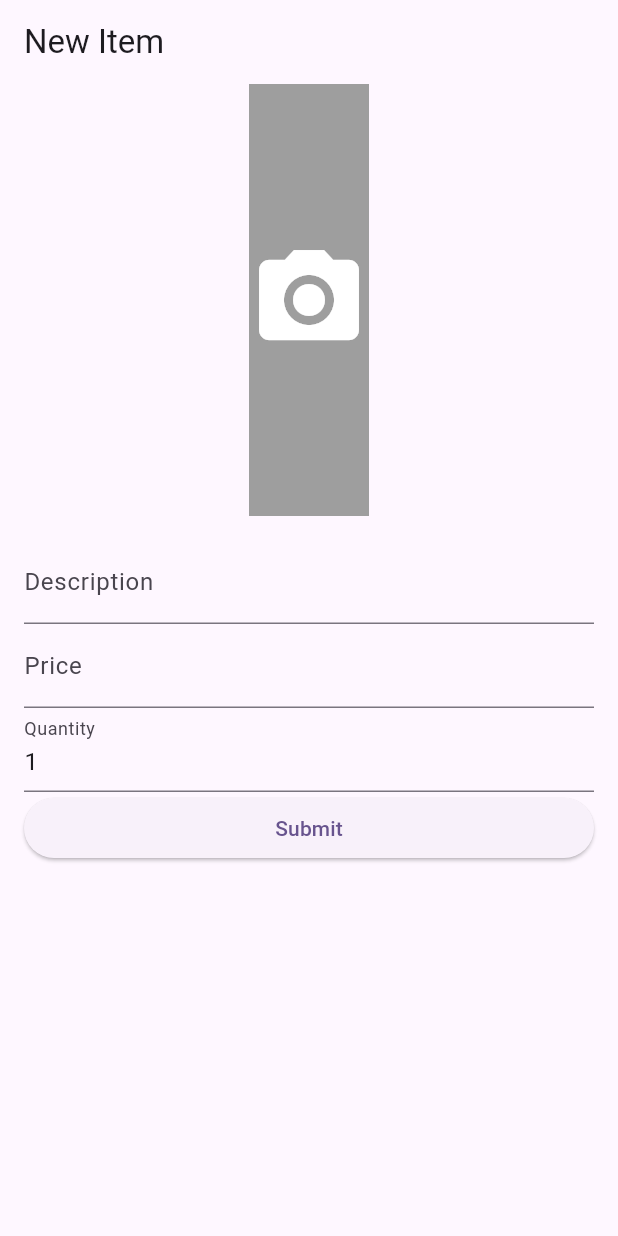
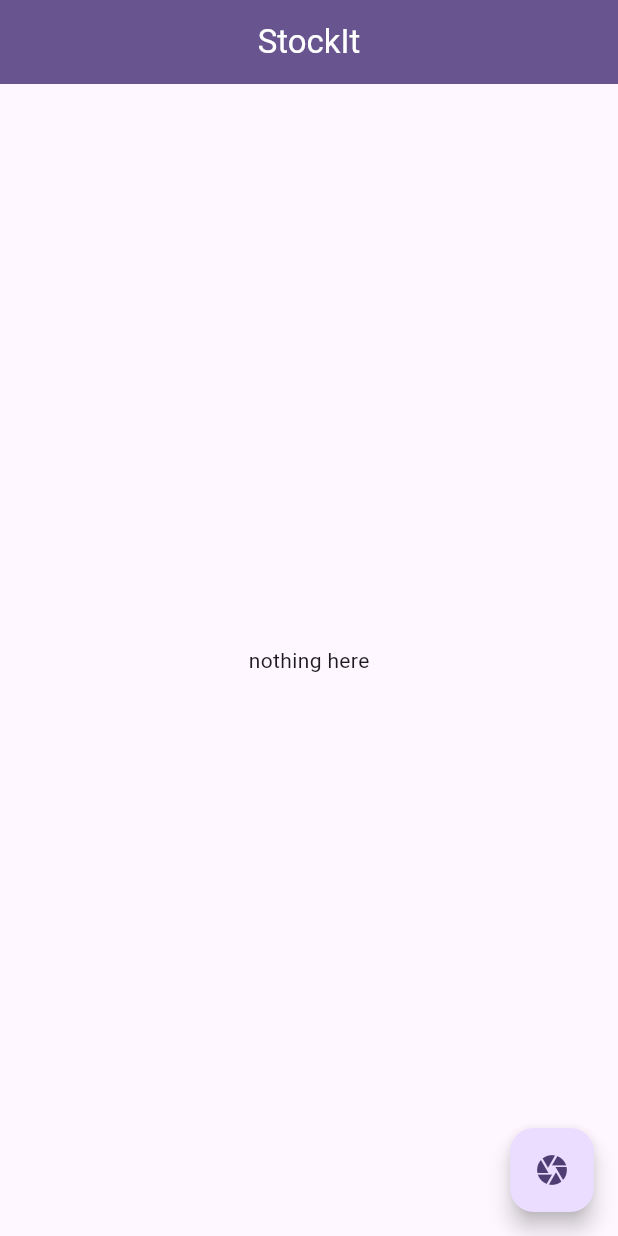
Before and after one commit to koorzenb/stockit, a Flutter app: the screen it shows after launch, on a phone screen of 412 x 824 dp. Run offline on Flutter 3.47's test engine with Material 2 defaults, Android fonts, the phone set to English and light mode, and no system bars; our stand-ins replace get, image_picker.

Commit message:
Added HomePage and navigation to capture page

```diff
--- a/lib/main.dart
+++ b/lib/main.dart
@@ -1,5 +1,6 @@
 import 'package:flutter/material.dart';
-import 'package:stockit/screens/capture_item_page.dart';
+import 'package:get/get.dart';
+import 'package:stockit/screens/homepage.dart';
 
 void main() {
   runApp(const MyApp());
@@ -10,13 +11,14 @@ class MyApp extends StatelessWidget {
 
   @override
   Widget build(BuildContext context) {
-    return MaterialApp(
+    return GetMaterialApp(
       title: 'Stockit',
       theme: ThemeData(
         colorScheme: ColorScheme.fromSeed(seedColor: Colors.deepPurple),
+        textTheme: const TextTheme(titleLarge: TextStyle(color: Colors.white)),
         useMaterial3: true,
       ),
-      home: const CaptureItemPage(),
+      home: const HomePage(),
     );
   }
 }
--- a/lib/screens/capture_item_page.dart
+++ b/lib/screens/capture_item_page.dart
@@ -7,7 +7,7 @@ class CaptureItemPage extends StatefulWidget {
   const CaptureItemPage({super.key});
 
   @override
-  _CaptureItemPageState createState() => _CaptureItemPageState();
+  State<CaptureItemPage> createState() => _CaptureItemPageState();
 }
 
 class _CaptureItemPageState extends State<CaptureItemPage> {
@@ -114,8 +114,8 @@ class _CaptureItemPageState extends State<CaptureItemPage> {
   void _submitForm() {
     if (_formKey.currentState!.validate()) {
       // Process form data here
-      print('Name: ${_descriptionController.text}');
-      print('Price: ${_priceController.text}');
+      debugPrint('Name: ${_descriptionController.text}');
+      debugPrint('Price: ${_priceController.text}');
     }
     debugPrint('Quantity: ${_quantityController.text}');
   }
--- /dev/null
+++ b/lib/screens/homepage.dart
@@ -0,0 +1,33 @@
+import 'package:flutter/material.dart';
+import 'package:get/get.dart';
+import 'package:stockit/screens/capture_item_page.dart';
+
+class HomePage extends StatefulWidget {
+  const HomePage({super.key});
+
+  @override
+  State<HomePage> createState() => _HomePageState();
+}
+
+class _HomePageState extends State<HomePage> {
+  @override
+  Widget build(BuildContext context) {
+    return Scaffold(
+      appBar: AppBar(
+        title: const Text('StockIt'),
+        backgroundColor: Theme.of(context).colorScheme.primary,
+        centerTitle: true,
+        // foregroundColor: Colors.white,
+        titleTextStyle: Theme.of(context).textTheme.titleLarge,
+      ),
+      body: const Center(
+        child: Text('nothing here'),
+      ),
+      floatingActionButton: FloatingActionButton(
+        onPressed: () async => await Get.to(() => const CaptureItemPage()),
+        tooltip: 'Increment',
+        child: const Icon(Icons.camera),
+      ), // T
+    );
+  }
+}
```
